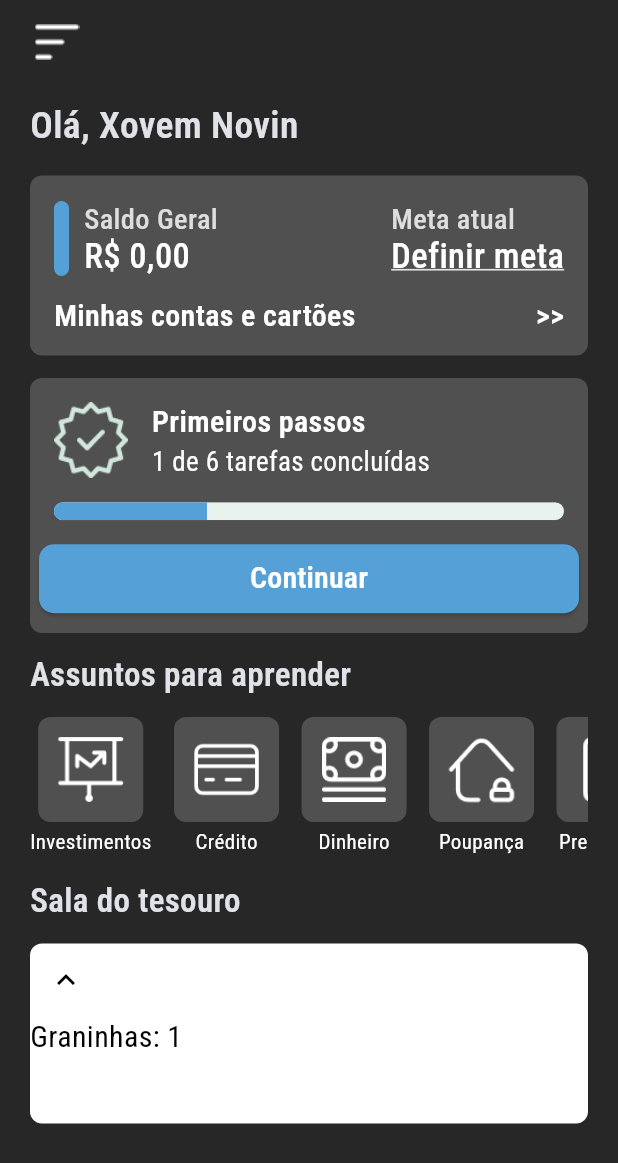
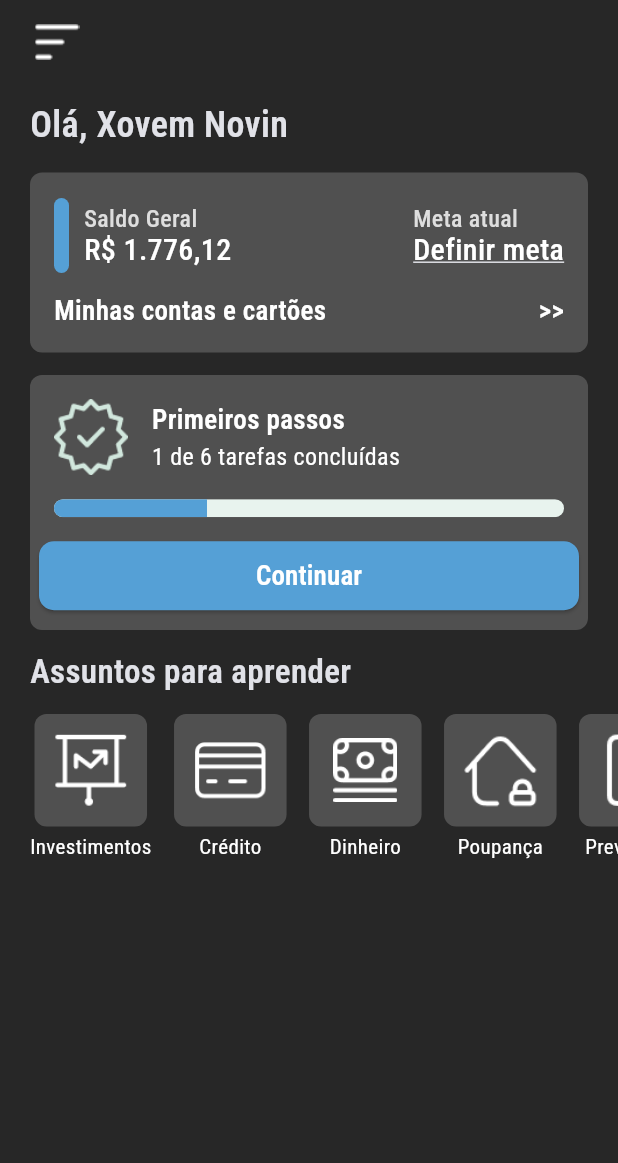
Before and after one commit to fwctecnologia/caixa-hackaton-app, a Flutter app: the HomeScreen screen opened directly, on a phone screen of 412 x 824 dp. Shown: the top 1163 px of the screen. Run offline on Flutter 3.47's test engine with Material 2 defaults, Android fonts, the phone set to English and light mode, and no system bars; our stand-ins replace dio, get, google_fonts.

Commit message:
fix: resize fonts

```diff
--- a/lib/app/modules/completar_cadastro/completar_cadastro_screen.dart
+++ b/lib/app/modules/completar_cadastro/completar_cadastro_screen.dart
@@ -191,7 +191,7 @@ class StepOne extends StatelessWidget {
                 hintText: "Digite seu nome ou apelido",
                 border: InputBorder.none,
                 hintStyle: GoogleFonts.robotoCondensed(
-                  fontSize: 26,
+                  fontSize: 24,
                   fontWeight: FontWeight.w400,
                   color: Color(0xffbebebe),
                   height: 28 / 24,
@@ -216,7 +216,7 @@ class StepTwo extends StatelessWidget {
           Text(
             "Qual sua data de nascimento?",
             style: GoogleFonts.robotoCondensed(
-              fontSize: 26,
+              fontSize: 24,
               fontWeight: FontWeight.w500,
               height: 28 / 24,
             ),
@@ -225,7 +225,7 @@ class StepTwo extends StatelessWidget {
           TextFormField(
             autofocus: true,
             style: GoogleFonts.robotoCondensed(
-              fontSize: 26,
+              fontSize: 24,
               fontWeight: FontWeight.w500,
               color: Color(0xffbebebe),
               height: 28 / 24,
@@ -234,7 +234,7 @@ class StepTwo extends StatelessWidget {
                 hintText: "Digite sua data de nascimento",
                 border: InputBorder.none,
                 hintStyle: GoogleFonts.robotoCondensed(
-                  fontSize: 26,
+                  fontSize: 24,
                   fontWeight: FontWeight.w300,
                   color: Color(0xffbebebe),
                   height: 28 / 24,
@@ -260,7 +260,7 @@ class StepThree extends StatelessWidget {
             Text(
               "O que te traz aqui?",
               style: GoogleFonts.robotoCondensed(
-                fontSize: 28,
+                fontSize: 24,
                 fontWeight: FontWeight.w600,
                 height: 28 / 24,
               ),
@@ -270,7 +270,7 @@ class StepThree extends StatelessWidget {
             Text(
               "Selecione pelo menos uma das opções",
               style: GoogleFonts.robotoCondensed(
-                fontSize: 22,
+                fontSize: 20,
                 fontWeight: FontWeight.w600,
                 height: 23 / 20,
               ),
@@ -311,7 +311,7 @@ class StepFour extends StatelessWidget {
             Text(
               "Quais desses você já usa?",
               style: GoogleFonts.robotoCondensed(
-                fontSize: 28,
+                fontSize: 24,
                 fontWeight: FontWeight.w600,
                 height: 28 / 24,
               ),
@@ -321,7 +321,7 @@ class StepFour extends StatelessWidget {
             Text(
               "Se ainda não usa nenhum, pode passar",
               style: GoogleFonts.robotoCondensed(
-                fontSize: 22,
+                fontSize: 20,
                 fontWeight: FontWeight.w600,
                 height: 23 / 20,
               ),
@@ -355,7 +355,7 @@ class StepFive extends StatelessWidget {
             Text(
               "Quais desses você quer usar?",
               style: GoogleFonts.robotoCondensed(
-                fontSize: 28,
+                fontSize: 24,
                 fontWeight: FontWeight.w600,
                 height: 28 / 24,
               ),
@@ -365,7 +365,7 @@ class StepFive extends StatelessWidget {
             Text(
               "Selecione todos os que você se interessa",
               style: GoogleFonts.robotoCondensed(
-                fontSize: 22,
+                fontSize: 20,
                 fontWeight: FontWeight.w600,
                 height: 23 / 20,
               ),
@@ -398,7 +398,7 @@ class StepSix extends StatelessWidget {
           Text(
             "Você ganhou uma Graninha!!!  🤑",
             style: GoogleFonts.robotoCondensed(
-              fontSize: 28,
+              fontSize: 24,
               fontWeight: FontWeight.w600,
               height: 28 / 24,
             ),
@@ -423,7 +423,7 @@ class StepSix extends StatelessWidget {
             "Ganhe Graninhas ao completar desafios e desbloquear conquistas no App",
             style: GoogleFonts.robotoCondensed(
               fontWeight: FontWeight.w600,
-              fontSize: 22,
+              fontSize: 20,
             ),
             textAlign: TextAlign.center,
           )
@@ -477,11 +477,11 @@ class _CheckBoxOptionState extends State<CheckBoxOption> {
             ),
             Expanded(
               child: Padding(
-                padding: const EdgeInsets.all(12.0),
+                padding: const EdgeInsets.all(8.0),
                 child: Text(
                   widget.title,
                   style: GoogleFonts.robotoCondensed(
-                    fontSize: 22,
+                    fontSize: 18,
                     fontWeight: FontWeight.w600,
                     color: _checked ? Colors.white : const Color(0xffbebebe),
                   ),
--- a/lib/app/modules/home/home_screen.dart
+++ b/lib/app/modules/home/home_screen.dart
@@ -19,17 +19,20 @@ class _HomeScreenState extends State<HomeScreen> {
           child: Image.asset('assets/drawer.png'),
         ),
       ),
-      body: Padding(
-        padding: const EdgeInsets.symmetric(horizontal: 20),
-        child: Column(
+      body: Column(
         crossAxisAlignment: CrossAxisAlignment.start,
         children: [
-            const SizedBox(height: 10),
-            Text(
+          const SizedBox(
+            height: 10,
+          ),
+          Padding(
+            padding: const EdgeInsets.only(left: 20),
+            child: Text(
               "Olá, Xovem Novin",
               style: GoogleFonts.robotoCondensed(
-                fontSize: 25,
+                fontSize: 24,
                 fontWeight: FontWeight.w600,
+              ),
             ),
           ),
           const SizedBox(height: 15),
@@ -38,10 +41,7 @@ class _HomeScreenState extends State<HomeScreen> {
           const PassosWidget(),
           const SizedBox(height: 15),
           const AssuntosWidget(),
-            const SizedBox(height: 15),
-            const SalaDoTesouro(),
         ],
-        ),
       ),
     );
   }
@@ -53,6 +53,7 @@ class ResumoSaldoWidget extends StatelessWidget {
   @override
   Widget build(BuildContext context) {
     return Container(
+      margin: const EdgeInsets.symmetric(horizontal: 20),
       width: double.infinity,
       height: 120,
       decoration: const BoxDecoration(
@@ -92,7 +93,7 @@ class ResumoSaldoWidget extends StatelessWidget {
                         Text(
                           "Saldo Geral",
                           style: GoogleFonts.robotoCondensed(
-                            fontSize: 19,
+                            fontSize: 16,
                             fontWeight: FontWeight.w500,
                             height: 19 / 16,
                             color: const Color(0xffdedede),
@@ -100,9 +101,9 @@ class ResumoSaldoWidget extends StatelessWidget {
                           textAlign: TextAlign.left,
                         ),
                         Text(
-                          "R\$ 0,00",
+                          "R\$ 1.776,12",
                           style: GoogleFonts.robotoCondensed(
-                            fontSize: 23,
+                            fontSize: 20,
                             fontWeight: FontWeight.w500,
                             height: 23 / 20,
                             color: Colors.white,
@@ -119,7 +120,7 @@ class ResumoSaldoWidget extends StatelessWidget {
                     Text(
                       "Meta atual",
                       style: GoogleFonts.robotoCondensed(
-                        fontSize: 19,
+                        fontSize: 16,
                         fontWeight: FontWeight.w500,
                         height: 19 / 16,
                         color: const Color(0xffdedede),
@@ -129,7 +130,7 @@ class ResumoSaldoWidget extends StatelessWidget {
                     Text(
                       "Definir meta",
                       style: GoogleFonts.robotoCondensed(
-                        fontSize: 23,
+                        fontSize: 20,
                         fontWeight: FontWeight.w500,
                         height: 23 / 20,
                         color: Colors.white,
@@ -149,7 +150,7 @@ class ResumoSaldoWidget extends StatelessWidget {
                 Text(
                   "Minhas contas e cartões",
                   style: GoogleFonts.robotoCondensed(
-                    fontSize: 20,
+                    fontSize: 18,
                     fontWeight: FontWeight.w600,
                     color: Colors.white,
                     height: 21 / 18,
@@ -159,7 +160,7 @@ class ResumoSaldoWidget extends StatelessWidget {
                 Text(
                   ">>",
                   style: GoogleFonts.robotoCondensed(
-                    fontSize: 20,
+                    fontSize: 18,
                     fontWeight: FontWeight.w600,
                     color: Colors.white,
                     height: 21 / 18,
@@ -181,6 +182,7 @@ class PassosWidget extends StatelessWidget {
   @override
   Widget build(BuildContext context) {
     return Container(
+      margin: const EdgeInsets.symmetric(horizontal: 20),
       width: double.infinity,
       height: 170,
       decoration: const BoxDecoration(
@@ -207,7 +209,7 @@ class PassosWidget extends StatelessWidget {
                   Text(
                     "Primeiros passos",
                     style: GoogleFonts.robotoCondensed(
-                      fontSize: 20,
+                      fontSize: 18,
                       fontWeight: FontWeight.w600,
                       color: Colors.white,
                       height: 21 / 18,
@@ -218,7 +220,7 @@ class PassosWidget extends StatelessWidget {
                   Text(
                     "1 de 6 tarefas concluídas",
                     style: GoogleFonts.robotoCondensed(
-                      fontSize: 18,
+                      fontSize: 16,
                       fontWeight: FontWeight.w400,
                       height: 19 / 16,
                       color: Colors.white,
@@ -255,7 +257,7 @@ class PassosWidget extends StatelessWidget {
             child: Text(
               "Continuar",
               style: GoogleFonts.robotoCondensed(
-                fontSize: 20,
+                fontSize: 18,
                 fontWeight: FontWeight.w600,
               ),
             ),
@@ -278,8 +280,8 @@ class AssuntosWidget extends StatelessWidget {
       child: Column(
         children: [
           Container(
-            width: 70,
-            height: 70,
+            width: 75,
+            height: 75,
             decoration: BoxDecoration(
               color: const Color(0xff505050),
               borderRadius: BorderRadius.circular(8),
@@ -310,12 +312,14 @@ class AssuntosWidget extends StatelessWidget {
 
   @override
   Widget build(BuildContext context) {
-    return SizedBox(
+    return Container(
       width: double.infinity,
       child: Column(
         crossAxisAlignment: CrossAxisAlignment.start,
         children: [
-          Text(
+          Padding(
+            padding: const EdgeInsets.symmetric(horizontal: 20),
+            child: Text(
               "Assuntos para aprender",
               style: GoogleFonts.robotoCondensed(
                 fontSize: 22,
@@ -324,10 +328,12 @@ class AssuntosWidget extends StatelessWidget {
               ),
               textAlign: TextAlign.left,
             ),
+          ),
           const SizedBox(height: 15),
           SizedBox(
-            height: 95,
+            height: 110,
             child: ListView(
+              padding: const EdgeInsets.symmetric(horizontal: 20),
               scrollDirection: Axis.horizontal,
               children: [
                 buildButton(
@@ -364,63 +370,3 @@ class AssuntosWidget extends StatelessWidget {
     );
   }
 }
-
-class SalaDoTesouro extends StatelessWidget {
-  const SalaDoTesouro({super.key});
-
-  @override
-  Widget build(BuildContext context) {
-    return SizedBox(
-      width: double.infinity,
-      height: 170,
-      child: Column(
-        crossAxisAlignment: CrossAxisAlignment.start,
-        children: [
-          Text(
-            "Sala do tesouro",
-            style: GoogleFonts.robotoCondensed(
-              fontSize: 22,
-              fontWeight: FontWeight.w600,
-              height: 21 / 18,
-            ),
-            textAlign: TextAlign.left,
-          ),
-          const SizedBox(height: 15),
-          Container(
-            width: double.infinity,
-            height: 120,
-            decoration: BoxDecoration(
-              color: Colors.white,
-              borderRadius: BorderRadius.circular(8),
-            ),
-            child: Row(
-              crossAxisAlignment: CrossAxisAlignment.start,
-              mainAxisAlignment: MainAxisAlignment.start,
-              children: [
-                Column(
-                  crossAxisAlignment: CrossAxisAlignment.start,
-                  children: [
-                    IconButton(
-                      onPressed: () {},
-                      icon: const Icon(
-                        Icons.keyboard_arrow_up,
-                        color: Colors.black,
-                      ),
-                    ),
-                    Text(
-                      "Graninhas: 1",
-                      style: GoogleFonts.robotoCondensed(
-                        color: Colors.black,
-                        fontSize: 20,
-                      ),
-                    )
-                  ],
-                )
-              ],
-            ),
-          )
-        ],
-      ),
-    );
-  }
-}
```
Lines whose indentation alone changed are shown as unchanged.
